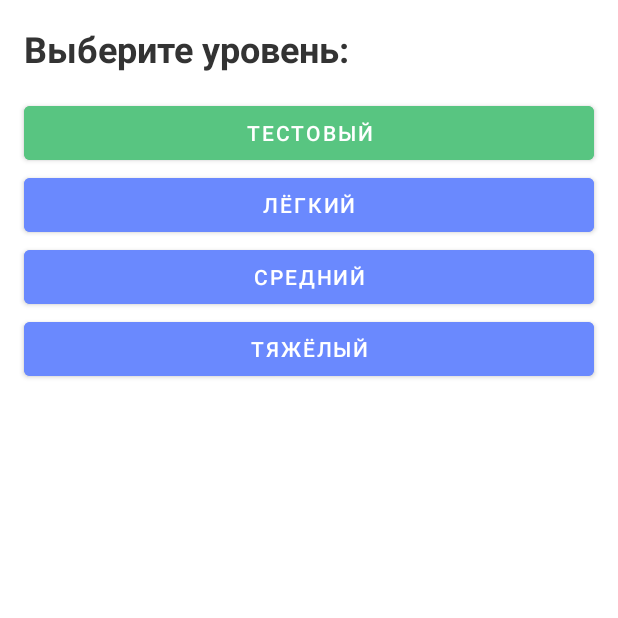
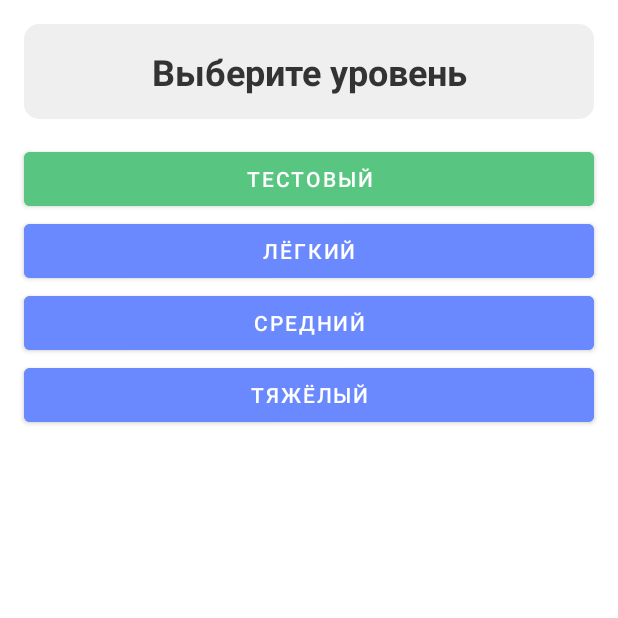
Before and after one commit to AlexPletnyov/Counting-Trainer, an Android app: the ChooseLevelFragment screen opened through its navigation route, on a phone screen of 412 x 824 dp, the top half of it. Run offline under Robolectric (Android 15) with nearby library versions, the phone set to English and light mode, and no system bars.

Commit message:
Change animation, some color and formatting xml

```diff
--- a/app/src/main/res/drawable/base_background.xml
+++ b/app/src/main/res/drawable/base_background.xml
@@ -1,6 +1,5 @@
 <?xml version="1.0" encoding="utf-8"?>
-<shape
-    xmlns:android="http://schemas.android.com/apk/res/android"
+<shape xmlns:android="http://schemas.android.com/apk/res/android"
     android:shape="rectangle">
     <solid android:color="@color/white" />
     <corners android:radius="10dp" />
--- a/app/src/main/res/layout/activity_main.xml
+++ b/app/src/main/res/layout/activity_main.xml
@@ -1,11 +1,11 @@
 <?xml version="1.0" encoding="utf-8"?>
 <androidx.fragment.app.FragmentContainerView xmlns:android="http://schemas.android.com/apk/res/android"
+    xmlns:app="http://schemas.android.com/apk/res-auto"
     xmlns:tools="http://schemas.android.com/tools"
-    xmlns:app="http://schemas.android.com/apk/res-auto"
     android:id="@+id/main_container"
+    android:name="androidx.navigation.fragment.NavHostFragment"
     android:layout_width="match_parent"
     android:layout_height="match_parent"
-    android:name="androidx.navigation.fragment.NavHostFragment"
+    app:defaultNavHost="true"
     app:navGraph="@navigation/main_navigation"
-    app:defaultNavHost="true"
     tools:context=".presentation.MainActivity" />
--- a/app/src/main/res/layout/fragment_choose_level.xml
+++ b/app/src/main/res/layout/fragment_choose_level.xml
@@ -7,27 +7,29 @@
     tools:context=".presentation.ChooseLevelFragment">
 
     <TextView
+        android:id="@+id/tv_title"
         style="@style/BaseTextStyle"
-        android:id="@+id/tv_title"
         android:layout_width="match_parent"
         android:layout_height="wrap_content"
         android:layout_margin="16dp"
         android:text="@string/choose_level"
+        android:gravity="center"
         android:textSize="24sp"
         android:textStyle="bold" />
 
     <Button
-        android:backgroundTint="@color/green"
         android:id="@+id/button_level_test"
+        style="@style/BaseButtonStyle"
         android:layout_width="match_parent"
         android:layout_height="wrap_content"
         android:layout_marginStart="16dp"
         android:layout_marginEnd="16dp"
+        android:backgroundTint="@color/green"
         android:text="@string/test" />
 
     <Button
+        android:id="@+id/button_level_easy"
         style="@style/BaseButtonStyle"
-        android:id="@+id/button_level_easy"
         android:layout_width="match_parent"
         android:layout_height="wrap_content"
         android:layout_marginStart="16dp"
@@ -35,8 +37,8 @@
         android:text="@string/easy" />
 
     <Button
+        android:id="@+id/button_level_normal"
         style="@style/BaseButtonStyle"
-        android:id="@+id/button_level_normal"
         android:layout_width="match_parent"
         android:layout_height="wrap_content"
         android:layout_marginStart="16dp"
@@ -44,8 +46,8 @@
         android:text="@string/normal" />
 
     <Button
+        android:id="@+id/button_level_hard"
         style="@style/BaseButtonStyle"
-        android:id="@+id/button_level_hard"
         android:layout_width="match_parent"
         android:layout_height="wrap_content"
         android:layout_marginStart="16dp"
--- a/app/src/main/res/layout/fragment_welcome.xml
+++ b/app/src/main/res/layout/fragment_welcome.xml
@@ -20,15 +20,15 @@
             android:layout_height="150dp"
             android:layout_gravity="center"
             android:layout_margin="32dp"
+            android:contentDescription="@string/application_logo"
             android:src="@drawable/ic_brain"
-            android:contentDescription="@string/application_logo"
             app:layout_constraintEnd_toEndOf="parent"
             app:layout_constraintStart_toStartOf="parent"
             app:layout_constraintTop_toTopOf="parent" />
 
         <TextView
+            android:id="@+id/tv_title"
             style="@style/BaseTextStyle"
-            android:id="@+id/tv_title"
             android:layout_width="match_parent"
             android:layout_height="wrap_content"
             android:layout_margin="16dp"
@@ -45,11 +45,11 @@
 
         <Button
             android:id="@+id/button_understand"
+            style="@style/BaseButtonStyle"
             android:layout_width="match_parent"
             android:layout_height="wrap_content"
             android:layout_gravity="bottom"
             android:text="@string/button_understand"
-            android:backgroundTint="@color/blue"
             app:layout_constraintBottom_toBottomOf="parent" />
     </androidx.constraintlayout.widget.ConstraintLayout>
 </ScrollView>
--- a/app/src/main/res/navigation/main_navigation.xml
+++ b/app/src/main/res/navigation/main_navigation.xml
@@ -15,8 +15,8 @@
             app:destination="@id/chooseLevelFragment"
             app:enterAnim="@anim/push_left_in"
             app:exitAnim="@anim/push_left_out"
-            app:popEnterAnim="@anim/push_left_in"
-            app:popExitAnim="@anim/push_left_out" />
+            app:popEnterAnim="@anim/push_right_in"
+            app:popExitAnim="@anim/push_right_out" />
     </fragment>
     <fragment
         android:id="@+id/chooseLevelFragment"
@@ -28,8 +28,8 @@
             app:destination="@id/gameFragment"
             app:enterAnim="@anim/push_left_in"
             app:exitAnim="@anim/push_left_out"
-            app:popEnterAnim="@anim/push_left_in"
-            app:popExitAnim="@anim/push_left_out" />
+            app:popEnterAnim="@anim/push_right_in"
+            app:popExitAnim="@anim/push_right_out" />
     </fragment>
     <fragment
         android:id="@+id/gameFragment"
@@ -39,8 +39,8 @@
         <action
             android:id="@+id/action_gameFragment_to_gameFinishedFragment"
             app:destination="@id/gameFinishedFragment"
-            app:enterAnim="@anim/push_left_in"
-            app:exitAnim="@anim/push_left_out"
+            app:enterAnim="@anim/nav_default_enter_anim"
+            app:exitAnim="@anim/nav_default_exit_anim"
             app:popEnterAnim="@anim/push_right_in"
             app:popExitAnim="@anim/push_right_out"
             app:popUpTo="@id/gameFragment"
--- a/app/src/main/res/values/styles.xml
+++ b/app/src/main/res/values/styles.xml
@@ -1,5 +1,6 @@
 <?xml version="1.0" encoding="utf-8"?>
 <resources>
+
     <style name="OptionTextStyle">
         <item name="android:padding">16dp</item>
         <item name="android:textSize">36sp</item>
@@ -9,6 +10,7 @@
         <item name="android:backgroundTint">@color/blue</item>
         <item name="android:layout_margin">5dp</item>
     </style>
+
     <style name="QuestionTextStyle">
         <item name="android:padding">16dp</item>
         <item name="android:textSize">48sp</item>
@@ -18,6 +20,7 @@
         <item name="android:layout_margin">8dp</item>
         <item name="android:background">@drawable/base_background</item>
     </style>
+
     <style name="CustomProgressBar" parent="@style/Widget.AppCompat.ProgressBar.Horizontal">
         <item name="colorControlNormal">#EEEEEE</item>
         <item name="colorControlHighlight">@android:color/darker_gray</item>
@@ -25,10 +28,15 @@
         <item name="android:progressDrawable">@drawable/custom_progressbar</item>
         <item name="android:minWidth">200dp</item>
     </style>
+
     <style name="BaseTextStyle">
         <item name="android:textColor">@color/gray_700</item>
         <item name="android:textSize">16sp</item>
+        <item name="android:background">@drawable/base_background</item>
+        <item name="android:padding">15dp</item>
+        <item name="backgroundTint">@color/gray</item>
     </style>
+
     <style name="BaseButtonStyle">
         <item name="android:backgroundTint">@color/blue</item>
     </style>
```
Also changed, not shown: app/src/main/res/drawable/custom_progressbar.xml (+6 -9 lines), app/src/main/res/layout/fragment_game.xml (+10 -10 lines), app/src/main/res/layout/fragment_game_finished.xml (+10 -10 lines), app/src/main/res/values/strings.xml (+5 -5 lines).
